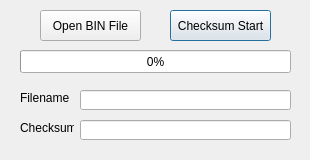
The window that QChecksumer/checksumermain.ui (Zalafina/QChecksumer) describes before a commit, drawn with Qt 5.
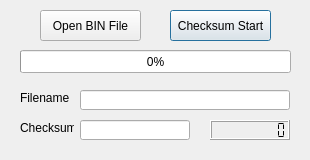
The same window after the commit.

What changed in the file:
```diff
--- a/QChecksumer/checksumermain.ui
+++ b/QChecksumer/checksumermain.ui
@@ -16,6 +16,18 @@
     <verstretch>0</verstretch>
    </sizepolicy>
   </property>
+  <property name="minimumSize">
+   <size>
+    <width>310</width>
+    <height>160</height>
+   </size>
+  </property>
+  <property name="maximumSize">
+   <size>
+    <width>310</width>
+    <height>160</height>
+   </size>
+  </property>
   <property name="windowTitle">
    <string>QChecksumer</string>
   </property>
@@ -53,7 +65,7 @@
     <rect>
      <x>80</x>
      <y>90</y>
-     <width>211</width>
+     <width>210</width>
      <height>20</height>
     </rect>
    </property>
@@ -69,7 +81,7 @@
     <rect>
      <x>80</x>
      <y>120</y>
-     <width>211</width>
+     <width>110</width>
      <height>20</height>
     </rect>
    </property>
@@ -119,6 +131,34 @@
     <string>Checksum</string>
    </property>
   </widget>
+  <widget class="QLCDNumber" name="elapsedtimeLCDNumber">
+   <property name="geometry">
+    <rect>
+     <x>210</x>
+     <y>120</y>
+     <width>80</width>
+     <height>20</height>
+    </rect>
+   </property>
+   <property name="maximumSize">
+    <size>
+     <width>80</width>
+     <height>16777215</height>
+    </size>
+   </property>
+   <property name="layoutDirection">
+    <enum>Qt::LeftToRight</enum>
+   </property>
+   <property name="smallDecimalPoint">
+    <bool>false</bool>
+   </property>
+   <property name="digitCount">
+    <number>9</number>
+   </property>
+   <property name="segmentStyle">
+    <enum>QLCDNumber::Flat</enum>
+   </property>
+  </widget>
  </widget>
  <layoutdefault spacing="6" margin="11"/>
  <resources/>
```
